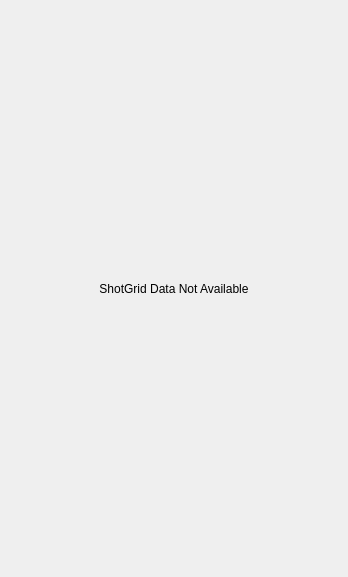
This is shotgrid.ui in mswed/anny as Qt 5 draws it before an edit. The edited form follows.
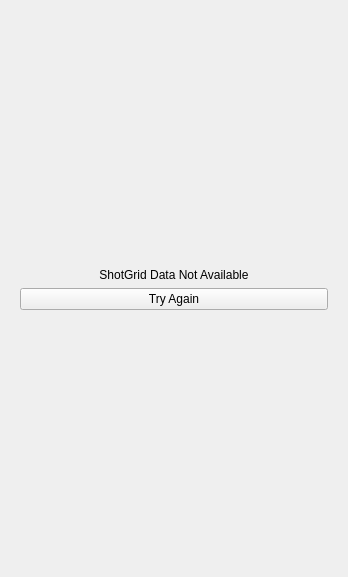
This is the edited form. Icons and pictures are not drawn. Custom widgets are drawn as their Qt base class.

What changed in the file:
```diff
--- a/shotgrid.ui
+++ b/shotgrid.ui
@@ -176,6 +176,19 @@
      </widget>
      <widget class="QWidget" name="noSGWidget">
       <layout class="QVBoxLayout" name="verticalLayout_3">
+       <item>
+        <spacer name="verticalSpacer_2">
+         <property name="orientation">
+          <enum>Qt::Vertical</enum>
+         </property>
+         <property name="sizeHint" stdset="0">
+          <size>
+           <width>20</width>
+           <height>40</height>
+          </size>
+         </property>
+        </spacer>
+       </item>
        <item>
         <widget class="QLabel" name="shotgridLabel">
          <property name="text">
@@ -186,6 +199,31 @@
          </property>
         </widget>
        </item>
+       <item>
+        <widget class="QPushButton" name="retryBtn">
+         <property name="text">
+          <string>Try Again</string>
+         </property>
+         <property name="icon">
+          <iconset>
+           <normalon>:/icons/arrow-rotate-left-solid-full.svg</normalon>
+          </iconset>
+         </property>
+        </widget>
+       </item>
+       <item>
+        <spacer name="verticalSpacer">
+         <property name="orientation">
+          <enum>Qt::Vertical</enum>
+         </property>
+         <property name="sizeHint" stdset="0">
+          <size>
+           <width>20</width>
+           <height>40</height>
+          </size>
+         </property>
+        </spacer>
+       </item>
       </layout>
      </widget>
     </widget>
```
Left out of the diff: 34 changed lines with no effect on the pictures.
